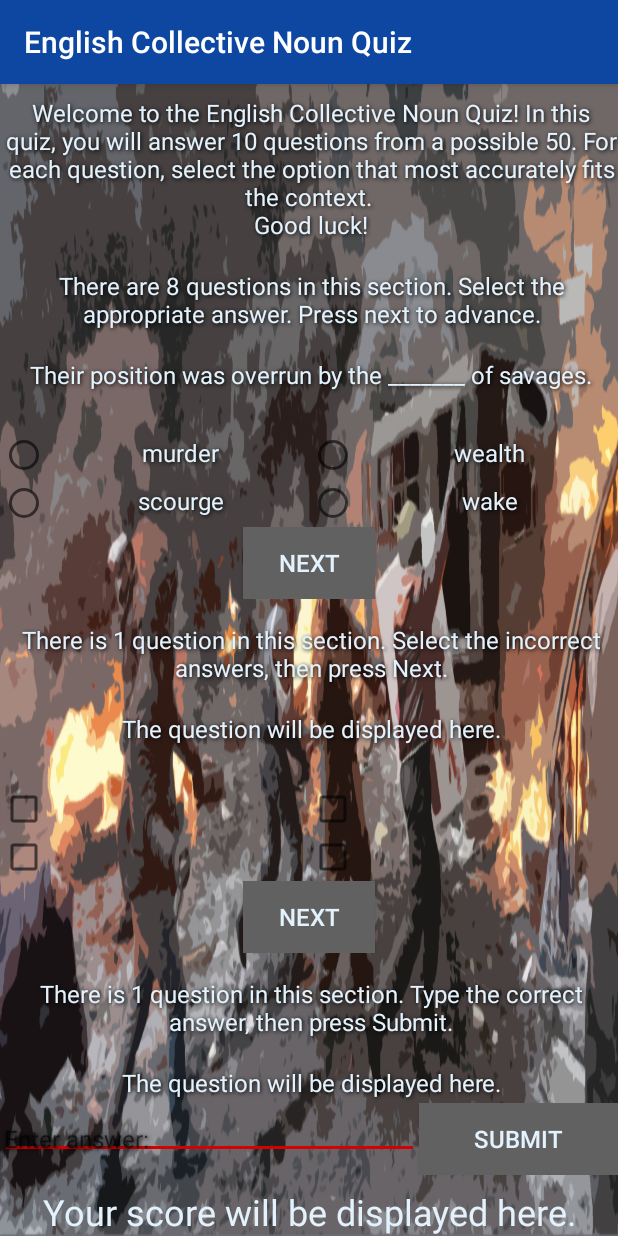
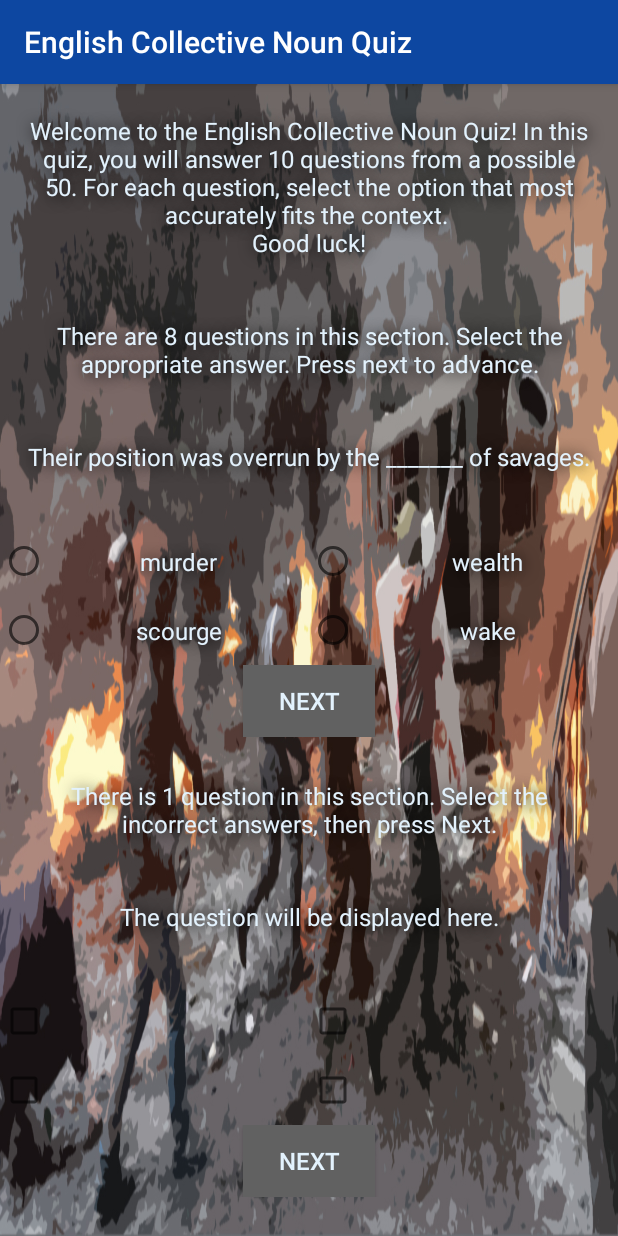
Before and after one commit to jvnphotography/EngCollNounQuiz, an Android app: the screen it shows after launch (MainActivity), after a tap on "NEXT", on a phone screen of 412 x 824 dp. Run offline under Robolectric (Android 15) with nearby library versions, the phone set to English and light mode, and no system bars; 1 other tap on this screen came first.

Commit message:
Readability/shadow update

```diff
--- a/app/src/main/java/com/example/johan/engcollnounquiz/MainActivity.java
+++ b/app/src/main/java/com/example/johan/engcollnounquiz/MainActivity.java
@@ -26,7 +26,6 @@ public class MainActivity extends AppCompatActivity {
     int questionsTotal = 0;                 //*Keeps running total of questions
     int answerPosition = 0;                 //*Used to assign answer to radioButton/checkBox
     int currentQuestion = 0;                //*Marks current question/answer in array
-    int radioChecked;                       //*
     int picID;                              //*Saves ID for background drawable
     int[] questionsAsked = new int[SIZE];   //*Array of questions
     int[] answersArray = new int[SIZE];     //*Array of answers, matching questionsAsked
@@ -300,8 +299,6 @@ public class MainActivity extends AppCompatActivity {
         int wrongID;                                //*Int identifier; changes wrong button's colour
         int checkID;                                //*Int identifier; changes wrong button's colour
 
-        radioChecked = 1;                           //*Indicates checked
-
         radioName = "radio" + answerPosition;
         checkID = getResources().getIdentifier(radioName, "id", getPackageName());
 
@@ -507,7 +504,11 @@ public class MainActivity extends AppCompatActivity {
             for (int marker = 1; marker <=4; marker++) {
                 if (toggle == 1) {
 
-                    if (radioChecked == 1) {
+                    tempName = "radio" + marker;
+                    tempID = getResources().getIdentifier(tempName, "id", getPackageName());
+                    RadioButton tempRadio = (RadioButton) this.findViewById(tempID);
+
+                    if (tempRadio.isChecked()) {
                         return false;
                     }else {
                         skipped = true;
--- a/app/src/main/res/values/colors.xml
+++ b/app/src/main/res/values/colors.xml
@@ -11,5 +11,5 @@
     <color name="button_default">#616161</color>
     <color name="radioCB_background">#fafafa</color>
     <color name="text_main">#e3f2fd</color>
-    <color name="main_background">#41ffd6d6</color>
+    <color name="main_background">#66ffd6d6</color>
 </resources>
--- a/app/src/main/res/values/styles.xml
+++ b/app/src/main/res/values/styles.xml
@@ -10,14 +10,16 @@
     </style>
 
     <style name="TextShadow">
-        <item name="android:paddingLeft">4px</item>
-        <item name="android:paddingBottom">4px</item>
+        <item name="android:paddingLeft">12dp</item>
+        <item name="android:paddingBottom">12dp</item>
+        <item name="android:paddingRight">12dp</item>
+        <item name="android:paddingTop">12dp</item>
         <item name="android:textColor">#ffffffff</item>
-        <item name="android:textSize">12sp</item>
+        <item name="android:textSize">10sp</item>
         <item name="android:shadowColor">#000000</item>
         <item name="android:shadowDx">1</item>
         <item name="android:shadowDy">1</item>
-        <item name="android:shadowRadius">3</item>
+        <item name="android:shadowRadius">12</item>
     </style>
 
 </resources>
```
